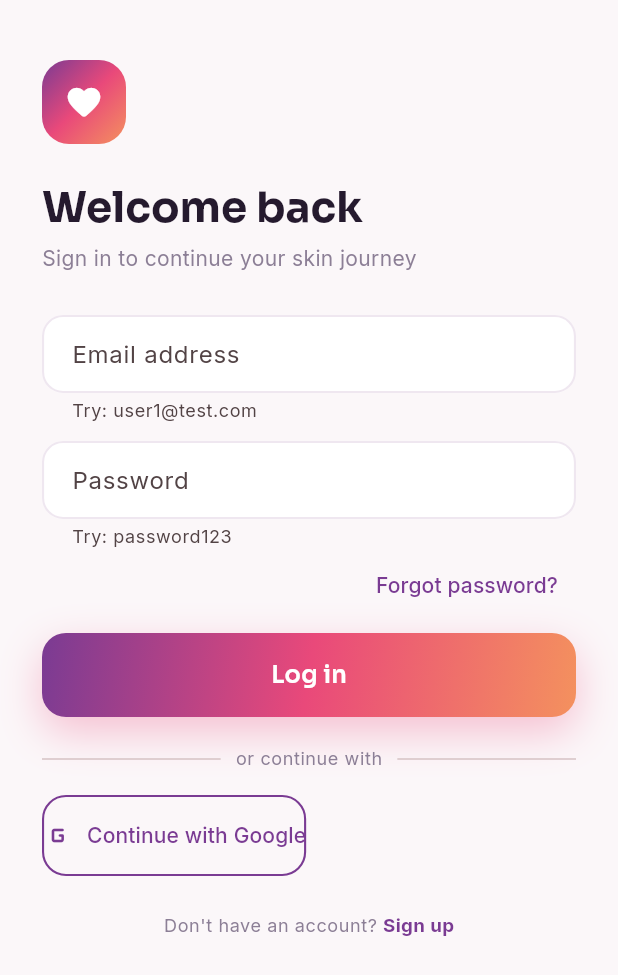
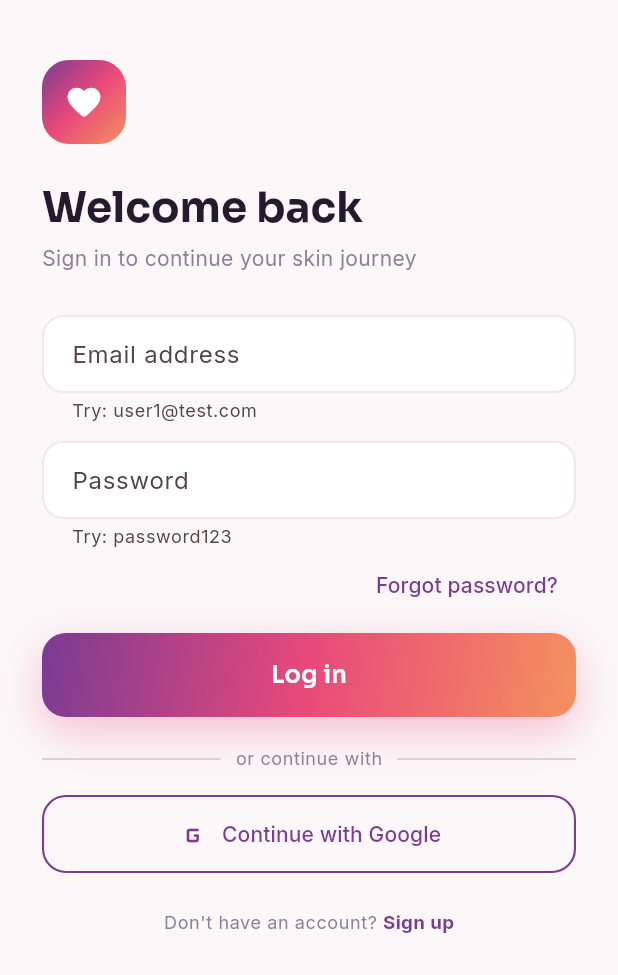
Before and after one commit to Khushbu247/Skincore, a Flutter app: the LoginScreen screen opened by its route, after a tap on "Log in", after a tap on "Continue with Google", on a phone screen of 412 x 824 dp. Shown: the top 975 px of the screen. Run offline on Flutter 3.47's test engine with Material 3 defaults, Android fonts, the phone set to English and light mode, and no system bars; our stand-ins replace dio, firebase_auth, firebase_core, fl_chart, flutter_riverpod, go_router and 4 more; accounts and stored records are empty.

Commit message:
frontend updated

```diff
--- a/frontend/flutter_app/lib/core/constants/api_constants.dart
+++ b/frontend/flutter_app/lib/core/constants/api_constants.dart
@@ -1,5 +1,3 @@
-import 'package:flutter/foundation.dart';
-
 class ApiConstants {
   // Use 127.0.0.1 for both Web and Physical Android Devices.
   // CRITICAL: For physical Android devices, you MUST run this command in terminal first:
--- a/frontend/flutter_app/lib/features/authentication/presentation/login_screen.dart
+++ b/frontend/flutter_app/lib/features/authentication/presentation/login_screen.dart
@@ -27,7 +27,7 @@ class _LoginScreenState extends ConsumerState<LoginScreen> {
       _error = null;
     });
     try {
-      final email = _emailCtrl.text.trim();
+      final email = _emailCtrl.text.trim().toLowerCase();
       final password = _passwordCtrl.text;
 
       // Simulated login delay
@@ -55,8 +55,7 @@ class _LoginScreenState extends ConsumerState<LoginScreen> {
     try {
       final auth = ref.read(firebaseAuthProvider);
       if (auth == null) {
-        await Future.delayed(const Duration(milliseconds: 600));
-        if (mounted) context.goNamed('home');
+        setState(() => _error = 'Firebase is not initialized. Check your setup.');
         return;
       }
       final googleUser = await GoogleSignIn().signIn();
@@ -67,10 +66,11 @@ class _LoginScreenState extends ConsumerState<LoginScreen> {
         idToken: googleAuth.idToken,
       );
       await auth.signInWithCredential(credential);
+      if (mounted) context.goNamed('home');
     } on FirebaseAuthException catch (e) {
       setState(() => _error = e.message ?? 'Google sign-in failed.');
-    } catch (_) {
-      if (mounted) context.goNamed('home');
+    } catch (e) {
+      setState(() => _error = 'An error occurred during Google Sign-in.');
     } finally {
       if (mounted) setState(() => _loading = false);
     }
@@ -150,10 +150,17 @@ class _LoginScreenState extends ConsumerState<LoginScreen> {
                 ],
               ),
               const SizedBox(height: 16),
-              OutlinedButton.icon(
-                onPressed: _loading ? null : _loginWithGoogle,
-                icon: const Icon(Icons.g_mobiledata_rounded, size: 22),
-                label: const Text('Continue with Google'),
+              SizedBox(
+                width: double.infinity,
+                height: 52,
+                child: OutlinedButton.icon(
+                  onPressed: _loading ? null : _loginWithGoogle,
+                  icon: const Icon(Icons.g_mobiledata_rounded, size: 22),
+                  label: const Text('Continue with Google'),
+                  style: OutlinedButton.styleFrom(
+                    shape: RoundedRectangleBorder(borderRadius: BorderRadius.circular(16)),
+                  ),
+                ),
               ),
               const SizedBox(height: 24),
               Center(
```
Also changed, not shown: frontend/flutter_app/lib/features/dashboard/presentation/home_screen.dart (+10 -4 lines), frontend/flutter_app/lib/features/skin_scan/presentation/skin_scan_screen.dart (+5 -4 lines), 10 other files.
